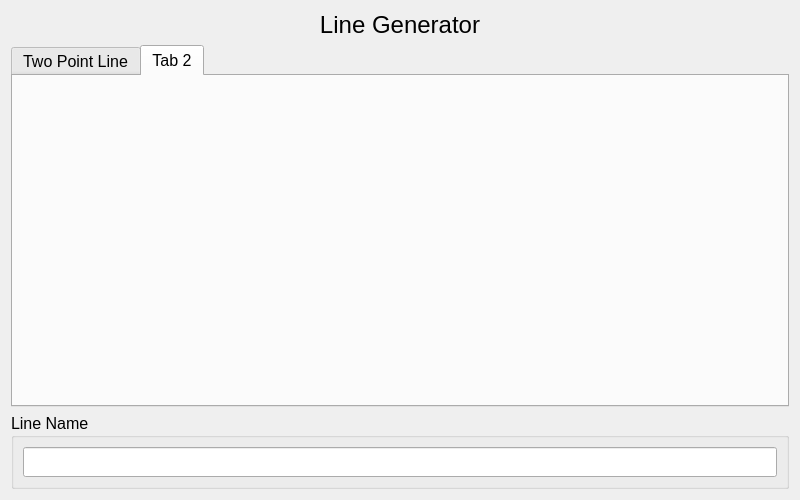
First picture: the form in designer/lineGenerator.ui, repository Fditoro/PlotTool_Grupo5, before the edit.
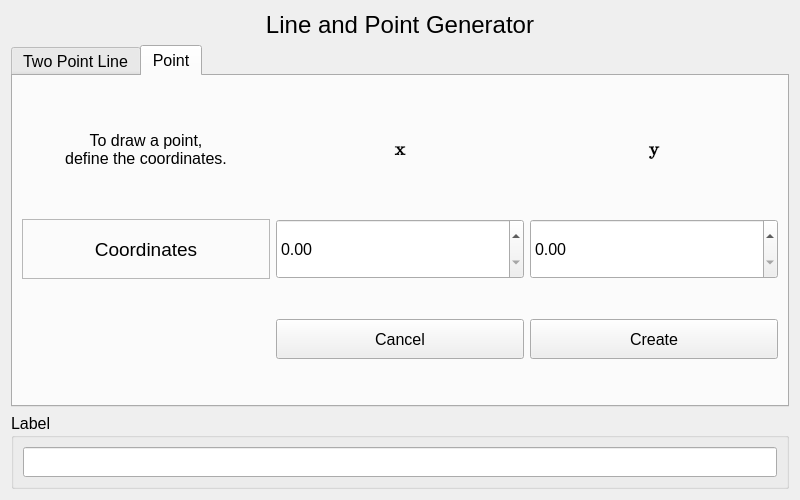
Second picture: the form after the edit. The open tabs and pages were chosen to show the change.

Patch:
```diff
--- a/designer/lineGenerator.ui
+++ b/designer/lineGenerator.ui
@@ -34,7 +34,7 @@
       </font>
      </property>
      <property name="text">
-      <string>Line Generator</string>
+      <string>Line and Point Generator</string>
      </property>
      <property name="alignment">
       <set>Qt::AlignCenter</set>
@@ -381,8 +381,187 @@
      </widget>
      <widget class="QWidget" name="tab_2">
       <attribute name="title">
-       <string>Tab 2</string>
+       <string>Point</string>
       </attribute>
+      <layout class="QGridLayout" name="gridLayout">
+       <item row="2" column="1">
+        <widget class="QDoubleSpinBox" name="pointX">
+         <property name="minimumSize">
+          <size>
+           <width>0</width>
+           <height>50</height>
+          </size>
+         </property>
+         <property name="maximumSize">
+          <size>
+           <width>16777215</width>
+           <height>60</height>
+          </size>
+         </property>
+        </widget>
+       </item>
+       <item row="2" column="2">
+        <widget class="QDoubleSpinBox" name="pointY">
+         <property name="minimumSize">
+          <size>
+           <width>0</width>
+           <height>50</height>
+          </size>
+         </property>
+         <property name="maximumSize">
+          <size>
+           <width>16777215</width>
+           <height>60</height>
+          </size>
+         </property>
+        </widget>
+       </item>
+       <item row="2" column="0">
+        <widget class="QLabel" name="lineGen_firstPoint_3">
+         <property name="sizePolicy">
+          <sizepolicy hsizetype="Preferred" vsizetype="Preferred">
+           <horstretch>0</horstretch>
+           <verstretch>0</verstretch>
+          </sizepolicy>
+         </property>
+         <property name="minimumSize">
+          <size>
+           <width>200</width>
+           <height>50</height>
+          </size>
+         </property>
+         <property name="maximumSize">
+          <size>
+           <width>16777215</width>
+           <height>60</height>
+          </size>
+         </property>
+         <property name="font">
+          <font>
+           <pointsize>14</pointsize>
+          </font>
+         </property>
+         <property name="frameShape">
+          <enum>QFrame::StyledPanel</enum>
+         </property>
+         <property name="frameShadow">
+          <enum>QFrame::Plain</enum>
+         </property>
+         <property name="text">
+          <string>Coordinates</string>
+         </property>
+         <property name="alignment">
+          <set>Qt::AlignCenter</set>
+         </property>
+         <property name="wordWrap">
+          <bool>false</bool>
+         </property>
+        </widget>
+       </item>
+       <item row="0" column="2">
+        <widget class="QLabel" name="lineGen_yLabel_3">
+         <property name="font">
+          <font>
+           <family>Cambria Math</family>
+           <pointsize>14</pointsize>
+           <weight>75</weight>
+           <bold>true</bold>
+          </font>
+         </property>
+         <property name="text">
+          <string>y</string>
+         </property>
+         <property name="alignment">
+          <set>Qt::AlignCenter</set>
+         </property>
+        </widget>
+       </item>
+       <item row="0" column="0">
+        <widget class="QLabel" name="label_4">
+         <property name="minimumSize">
+          <size>
+           <width>0</width>
+           <height>50</height>
+          </size>
+         </property>
+         <property name="maximumSize">
+          <size>
+           <width>16777215</width>
+           <height>60</height>
+          </size>
+         </property>
+         <property name="sizeIncrement">
+          <size>
+           <width>0</width>
+           <height>0</height>
+          </size>
+         </property>
+         <property name="text">
+          <string>To draw a point, 
+define the coordinates.</string>
+         </property>
+         <property name="alignment">
+          <set>Qt::AlignCenter</set>
+         </property>
+        </widget>
+       </item>
+       <item row="0" column="1">
+        <widget class="QLabel" name="lineGen_xLabel_3">
+         <property name="font">
+          <font>
+           <family>Cambria Math</family>
+           <pointsize>14</pointsize>
+           <weight>75</weight>
+           <bold>true</bold>
+          </font>
+         </property>
+         <property name="text">
+          <string>x</string>
+         </property>
+         <property name="alignment">
+          <set>Qt::AlignCenter</set>
+         </property>
+        </widget>
+       </item>
+       <item row="3" column="2">
+        <widget class="QPushButton" name="createPointButton">
+         <property name="minimumSize">
+          <size>
+           <width>0</width>
+           <height>30</height>
+          </size>
+         </property>
+         <property name="maximumSize">
+          <size>
+           <width>16777215</width>
+           <height>40</height>
+          </size>
+         </property>
+         <property name="text">
+          <string>Create</string>
+         </property>
+        </widget>
+       </item>
+       <item row="3" column="1">
+        <widget class="QPushButton" name="cancelPointButton">
+         <property name="minimumSize">
+          <size>
+           <width>0</width>
+           <height>30</height>
+          </size>
+         </property>
+         <property name="maximumSize">
+          <size>
+           <width>16777215</width>
+           <height>40</height>
+          </size>
+         </property>
+         <property name="text">
+          <string>Cancel</string>
+         </property>
+        </widget>
+       </item>
+      </layout>
      </widget>
     </widget>
    </item>
@@ -394,7 +573,7 @@
       </font>
      </property>
      <property name="title">
-      <string>Line Name</string>
+      <string>Label</string>
      </property>
      <layout class="QVBoxLayout" name="verticalLayout">
       <item>
```
Left out of the diff: 255 changed lines with no effect on the pictures.
